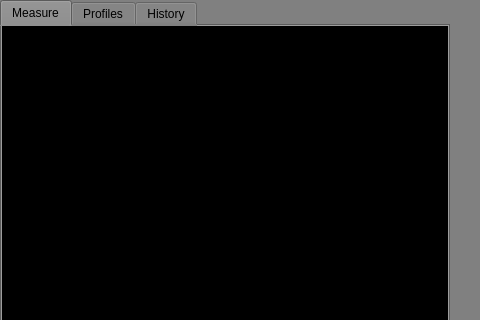
Before: the Qt Designer form Project/ui/mainwindow.ui in IshanB7/Holistic-Health-Tracker-Simulator, drawn with Qt 5; both pictures show x 0 to 480 and y 0 to 320 of the 1200 by 700 pixel window.
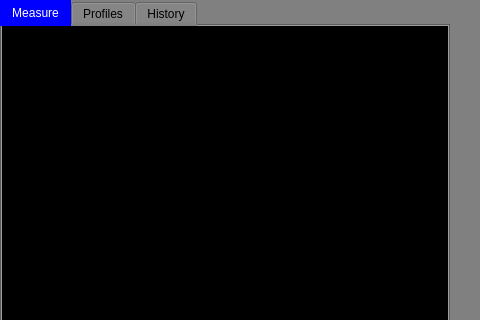
After: the same form once the commit is applied. Custom widgets are drawn as their Qt base class.

```diff
--- a/Project/ui/mainwindow.ui
+++ b/Project/ui/mainwindow.ui
@@ -39,7 +39,7 @@
      </rect>
     </property>
     <property name="styleSheet">
-     <string notr="true"/>
+     <string notr="true">QTabBar::tab:selected {background-color: blue; color: white;}</string>
     </property>
     <property name="currentIndex">
      <number>0</number>
```
